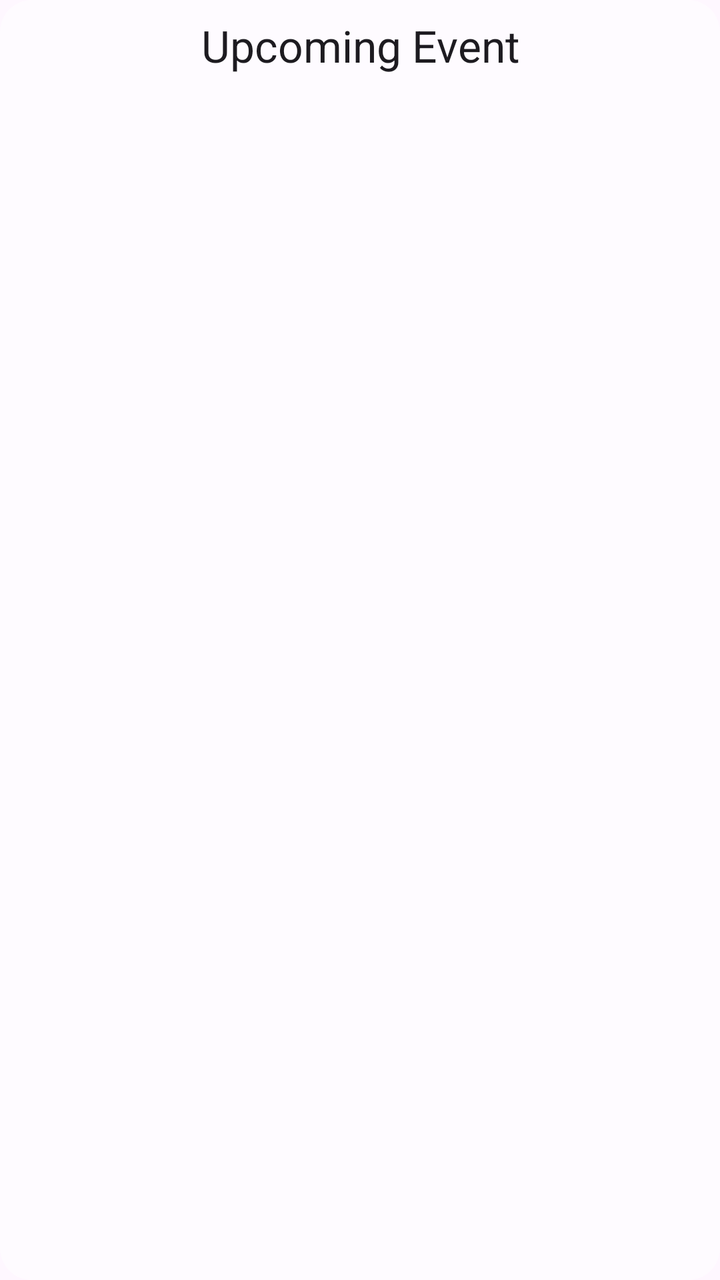
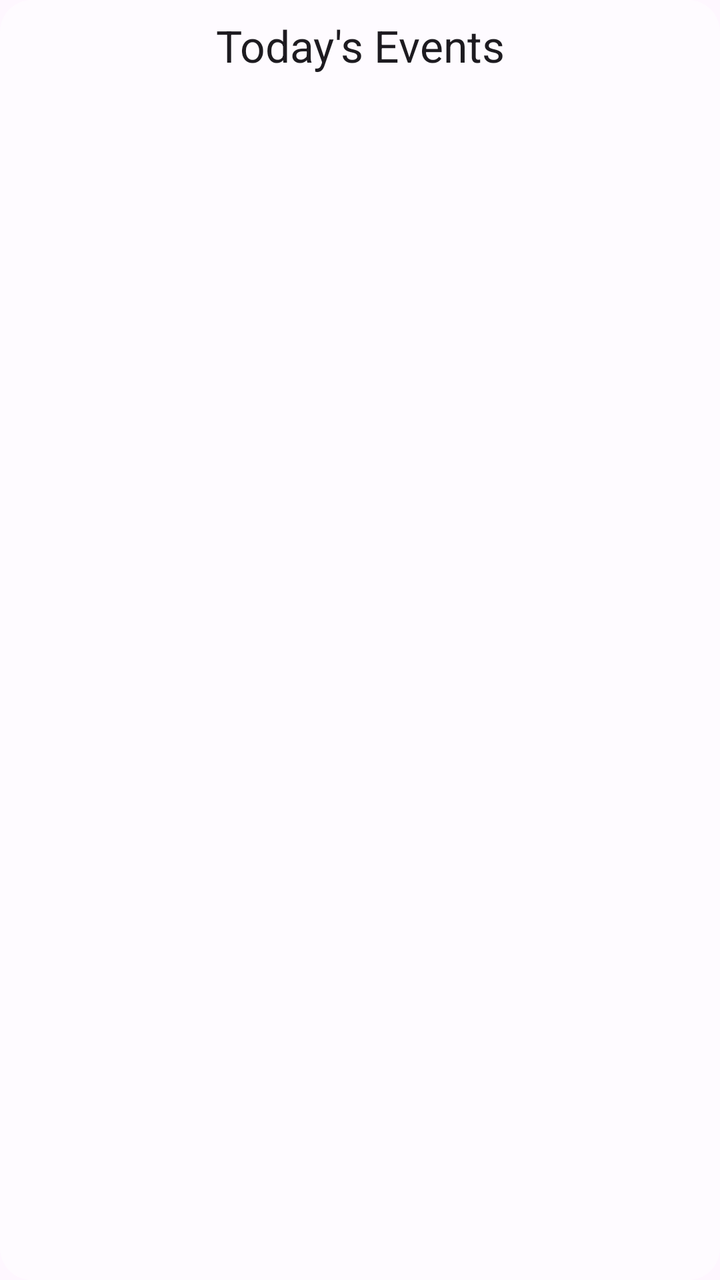

Before-and-after screenshots of an Android layout around one commit, followed by the original layout XML and the change that was made.
<!-- AndroidManifest.xml: application theme Theme.RMAApp -->
<!-- res/layout/event_widget_layout.xml -->
<?xml version="1.0" encoding="utf-8"?>
<LinearLayout xmlns:android="http://schemas.android.com/apk/res/android"
    xmlns:tools="http://schemas.android.com/tools"
    android:layout_width="match_parent"
    android:layout_height="match_parent"
    android:orientation="vertical"
    android:background="@drawable/widget_background">

    <TextView
        android:id="@+id/widget_title"
        android:layout_width="match_parent"
        android:layout_height="wrap_content"
        android:gravity="center"
        android:padding="8dp"
        android:text="Upcoming Event"
        android:textAppearance="?android:attr/textAppearanceLarge" />

    <ListView
        android:id="@+id/widget_list_view"
        android:layout_width="match_parent"
        android:layout_height="match_parent" />

    <TextView
        android:id="@+id/empty_view"
        android:layout_width="match_parent"
        android:layout_height="match_parent"
        android:gravity="center"
        android:text="No upcoming events" />

</LinearLayout>
<!-- resources referenced by this layout -->
<resources>
  <!-- drawable widget_background (drawable) -->
  <?xml version="1.0" encoding="utf-8"?>
  <shape xmlns:android="http://schemas.android.com/apk/res/android"
      android:shape="rectangle">
      <solid android:color="#80FFFFFF" />
      <corners android:radius="16dp" />
  </shape>
  <style name="Theme.RMAApp" parent="Base.Theme.RMAApp" />
  <style name="Base.Theme.RMAApp" parent="Theme.Material3.DayNight.NoActionBar">
          
          
      </style>
</resources>

<!-- the commit's change to res/layout/event_widget_layout.xml (unified diff, before → after) -->
@@ -12,7 +12,7 @@
         android:layout_height="wrap_content"
         android:gravity="center"
         android:padding="8dp"
-        android:text="Upcoming Event"
+        android:text="Today's Events"
         android:textAppearance="?android:attr/textAppearanceLarge" />
 
     <ListView
@@ -25,6 +25,6 @@
         android:layout_width="match_parent"
         android:layout_height="match_parent"
         android:gravity="center"
-        android:text="No upcoming events" />
+        android:text="No events for today" />
 
 </LinearLayout>
